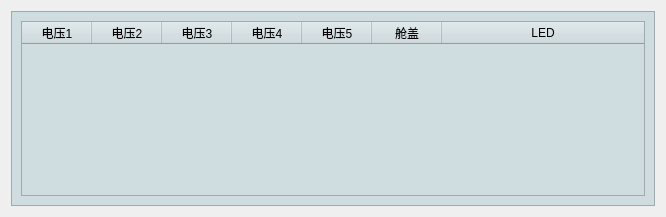
Qt form terminal/TableView/crecv34hdialog.ui (shanlizi/QT_GF_Software) before a commit.
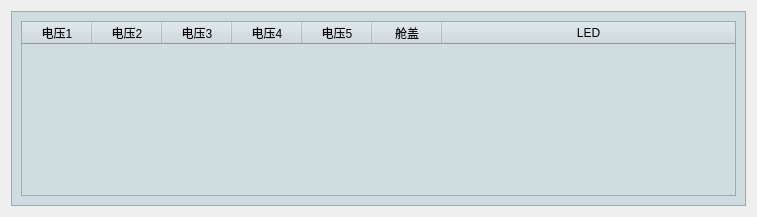
The same form after that commit.

```diff
--- a/terminal/TableView/crecv34hdialog.ui
+++ b/terminal/TableView/crecv34hdialog.ui
@@ -6,7 +6,7 @@
    <rect>
     <x>0</x>
     <y>0</y>
-    <width>666</width>
+    <width>757</width>
     <height>217</height>
    </rect>
   </property>
```
